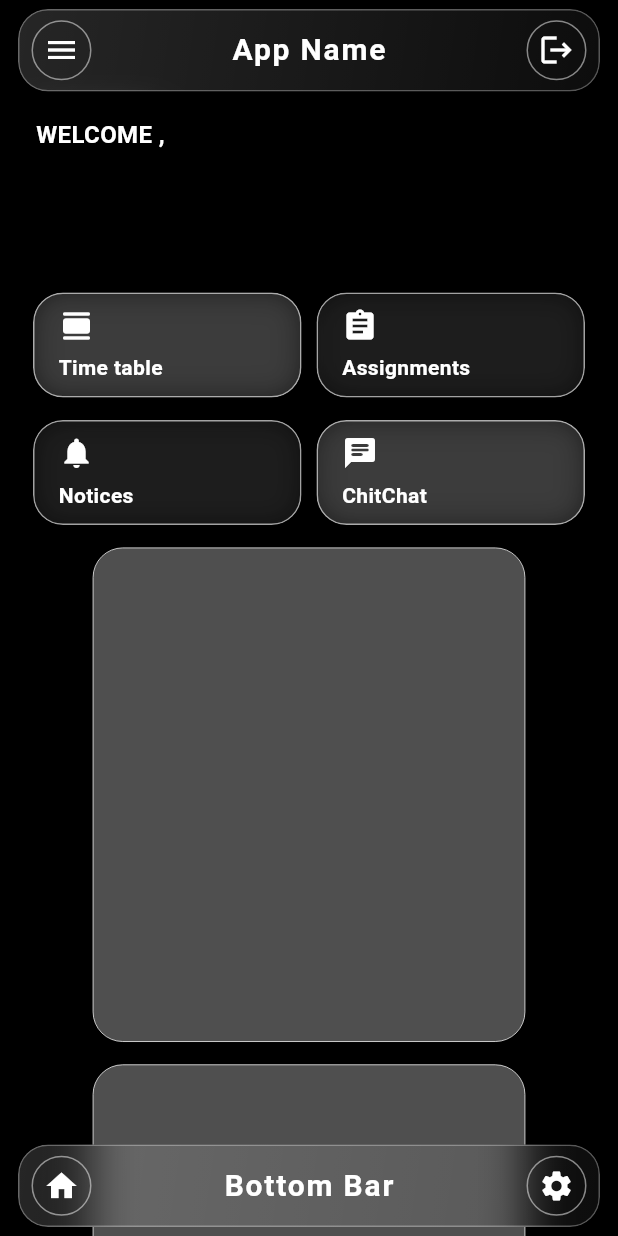
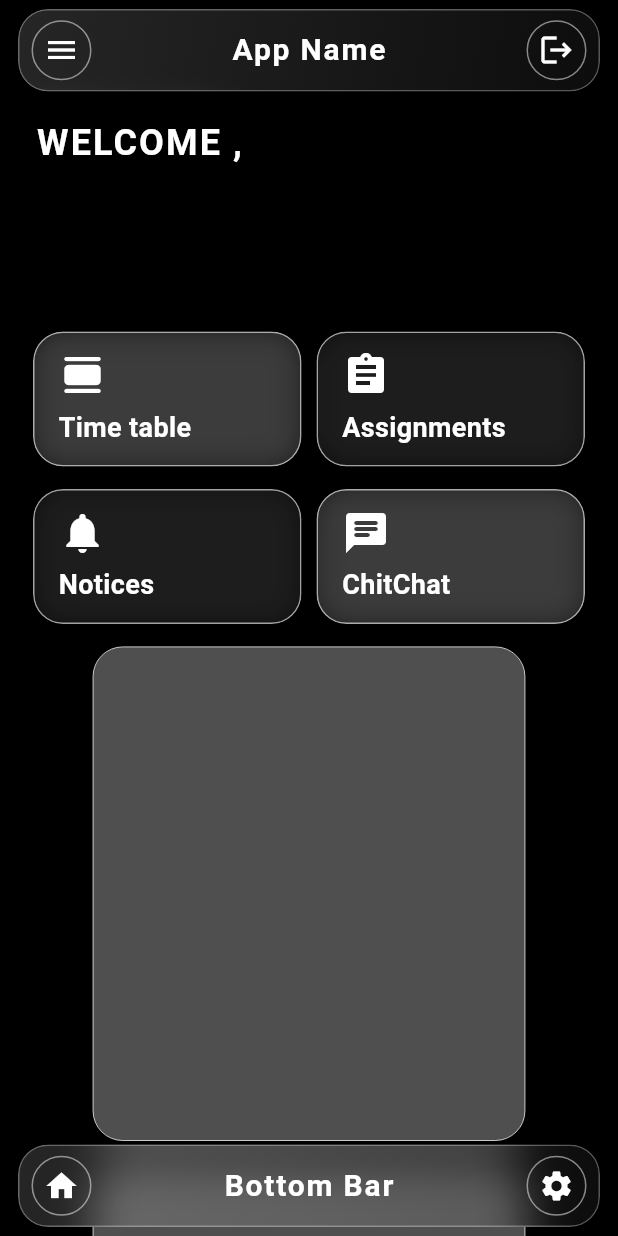
Before and after one commit to Swayanshuu/Batch-Mate, a Flutter app: the screen it shows once a user with an empty profile is signed in, on a phone screen of 412 x 824 dp. Run offline on Flutter 3.47's test engine with Material 3 defaults, Android fonts, the phone set to English and light mode, and no system bars; our stand-ins replace firebase_auth, firebase_core; accounts and stored records are empty.

Commit message:
added gradient

```diff
--- a/lib/Screens/main_Screen.dart
+++ b/lib/Screens/main_Screen.dart
@@ -110,6 +110,17 @@ class _MainScreenState extends State<MainScreen> {
                         _roundButton(Icons.logout, () async {
                           await FirebaseAuth.instance
                               .signOut(); // ✅ Proper sign-out
+                          Navigator.pushAndRemoveUntil(
+                            context,
+                            MaterialPageRoute(
+                              builder: (context) {
+                                return LoginScreen();
+                              },
+                            ),
+                            (route) {
+                              return false;
+                            },
+                          );
                         }),
                       ],
                     ),
--- /dev/null
+++ b/lib/components/gradientColor.dart
@@ -0,0 +1,79 @@
+import 'package:flutter/material.dart';
+
+class GradientText extends StatefulWidget {
+  const GradientText({
+    super.key,
+    required this.text,
+    required this.textSize,
+    required this.textFamily,
+  });
+
+  final String text;
+  final double textSize;
+  final String textFamily;
+
+  @override
+  State<GradientText> createState() => _GradientTextState();
+}
+
+class _GradientTextState extends State<GradientText>
+    with SingleTickerProviderStateMixin {
+  late AnimationController _controller; // manage time and repeatation animatio
+  late Animation<double> shimmerPosition;
+
+  @override
+  void initState() {
+    super.initState();
+
+    _controller = AnimationController(
+      vsync: this,
+      duration: const Duration(seconds: 5),
+    )..repeat(); // Continuous shine animation
+
+    shimmerPosition = Tween<double>(begin: -1.0, end: 2.0).animate(_controller)
+      ..addListener(() {
+        setState(() {});
+      });
+  }
+
+  @override
+  void dispose() {
+    _controller.dispose();
+    super.dispose();
+  }
+
+  @override
+  Widget build(BuildContext context) {
+    return Center(
+      child: ShaderMask(
+        blendMode: BlendMode.srcIn,
+        shaderCallback: (rect) {
+          return LinearGradient(
+            begin: const Alignment(-1, -1), // top-left
+            end: const Alignment(1,1),     // bottom-right (diagonal = italic style)
+            colors: const [
+              Color(0xFFDADADA), // Dark silver
+              Color.fromARGB(255, 59, 59, 59), // Light silver
+              Color(0xFFDADADA), // Dark silver
+            ],
+            stops: [
+              shimmerPosition.value - 0.3,
+              shimmerPosition.value,
+              shimmerPosition.value + 0.3,
+            ],
+          ).createShader(rect);
+        },
+        child: Text(
+          widget.text,
+          style: TextStyle(
+            fontSize: widget.textSize,
+            fontWeight: FontWeight.bold,
+            fontFamily: widget.textFamily,
+            color: Colors.white,
+            letterSpacing: 1.5
+          ),
+        ),
+      ),
+    );
+  }
+}
--- a/lib/customs/content.dart
+++ b/lib/customs/content.dart
@@ -90,7 +90,7 @@ class Content extends StatelessWidget {
                 borderRadius: BorderRadius.circular(20),
                 onTap: onTap,
                 child: Container(
-                  height: 70,
+                  height: 90,
                   decoration: BoxDecoration(
                     color: color.withOpacity(0.3), // slightly transparent
                     borderRadius: BorderRadius.circular(20),
@@ -114,13 +114,14 @@ class Content extends StatelessWidget {
                             MainAxisSize.min, // shrink Column height to content
                         crossAxisAlignment: CrossAxisAlignment.start,
                         children: [
-                          Icon(icon,color: Colors.white,),
+                          Icon(icon,color: Colors.white,size: 32,),
                           SizedBox(height: 6,),
                           Text(
                             text,
                             style: const TextStyle(
                               color: Colors.white,
                               fontWeight: FontWeight.w600,
+                              fontSize: 18,
                             ),
                           ),
                         ],
--- a/lib/customs/user_InfoCard.dart
+++ b/lib/customs/user_InfoCard.dart
@@ -1,3 +1,4 @@
+import 'package:classroombuddy/components/gradientColor.dart';
 import 'package:flutter/material.dart';
 
 class UserInfoCard extends StatelessWidget {
@@ -22,20 +23,19 @@ class UserInfoCard extends StatelessWidget {
           children: [
             const Text(
               "WELCOME ,",
-              style: TextStyle(fontWeight: FontWeight.bold, fontSize: 16),
+              style: TextStyle(fontWeight: FontWeight.bold, fontSize: 24,letterSpacing: 1.4),
             ),
             Row(
               crossAxisAlignment: CrossAxisAlignment.center,
               children: [
                 Expanded(
-                  child: Text(
-                    name,
-                    style: const TextStyle(
-                      color: Colors.white,
-                      fontSize: 50,
-                      fontWeight: FontWeight.bold,
-                      letterSpacing: 1.5,
-                    ),
+                  child: GradientText(
+                    text: name,
+                    textSize: 60,
+                    textFamily: '',
+
+
+
                   ),
                 ),
 
```
